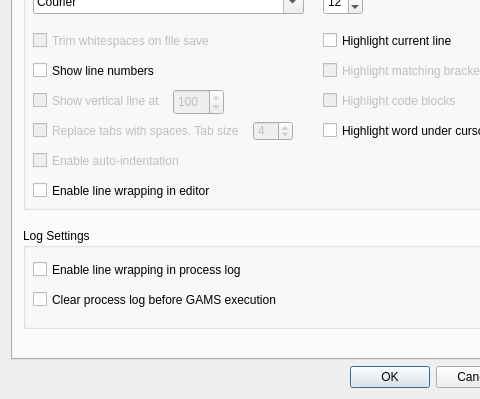
Before: the Qt Designer form src/settingsdialog.ui in GAMS-dev/studio, drawn with Qt 5; both pictures show x 0 to 480 and y 118 to 517 of the 613 by 517 pixel window.
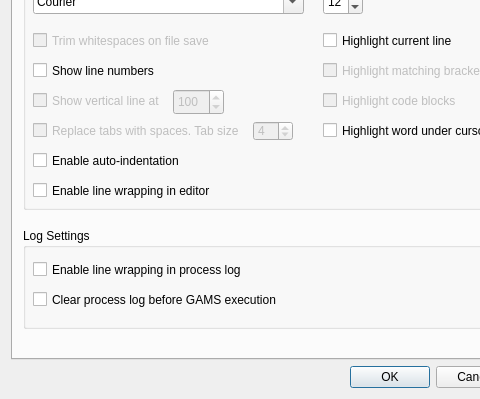
After: the same form once the commit is applied. The open tabs and pages were chosen to show the change.

Diff of the .ui file:
```diff
--- a/src/settingsdialog.ui
+++ b/src/settingsdialog.ui
@@ -470,7 +470,7 @@
        </widget>
        <widget class="QCheckBox" name="cb_autoindent">
         <property name="enabled">
-         <bool>false</bool>
+         <bool>true</bool>
         </property>
         <property name="geometry">
          <rect>
```
